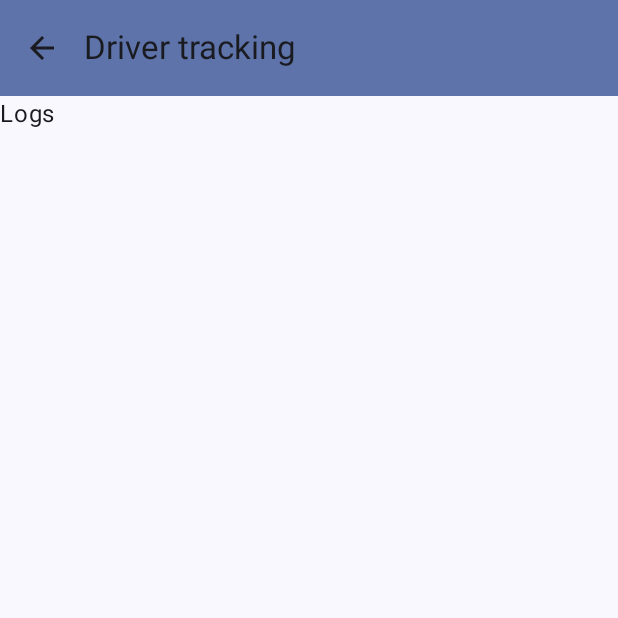
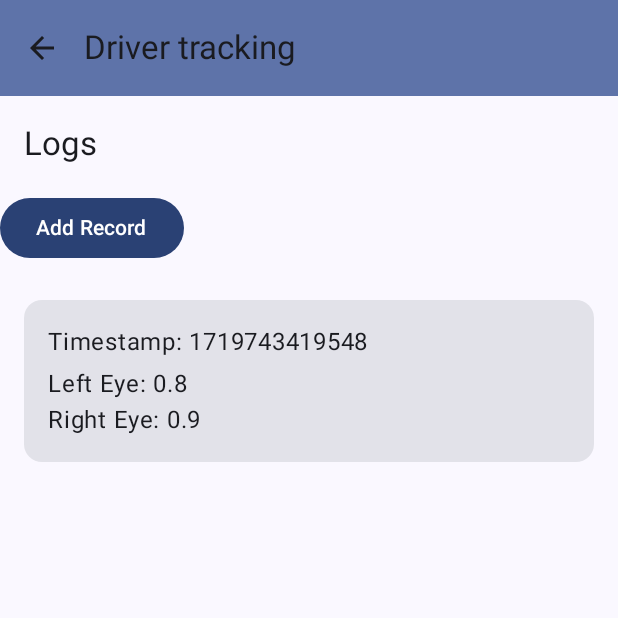
Before and after one commit to themat0/Driver-tracking, an Android app built with Jetpack Compose: the composable DriverApp shown on its own in the app's theme, after a tap on "Logs", on a phone screen of 412 x 824 dp, the top half of it. Run offline under Robolectric (Android 15) with nearby library versions, the phone set to English and light mode, and no system bars; our stand-ins replace Room's generated code, livedata-compose.

Commit message:
merge working over database into MLkit camera app with its 3 options in meanu, allowed by buttons. Move coop with sql room into "logs" subpage

```diff
--- a/app/src/main/java/com/example/drivertracking/HomeScreen.kt
+++ b/app/src/main/java/com/example/drivertracking/HomeScreen.kt
@@ -3,6 +3,7 @@ package com.example.drivertracking
 import androidx.annotation.StringRes
 import com.example.drivertracking.ui.CameraPreview
 import com.example.drivertracking.ui.SettingsScreen
+import com.example.drivertracking.ui.LogsScreen
 import androidx.compose.foundation.layout.Arrangement
 import androidx.compose.foundation.layout.Column
 import androidx.compose.foundation.layout.fillMaxSize
@@ -129,8 +130,9 @@ fun DriverApp(
                 CameraPreview()
             }
             composable(route = DriverScreen.Logs.name) {
-                Text(text = "Logs")
-                val context = LocalContext.current
+                LogsScreen()
+//                Text(text = "Logs")
+//                val context = LocalContext.current
             }
         }
     }
--- a/app/src/main/java/com/example/drivertracking/MainActivity.kt
+++ b/app/src/main/java/com/example/drivertracking/MainActivity.kt
@@ -19,7 +19,7 @@ class MainActivity : ComponentActivity() {
         super.onCreate(savedInstanceState)
         setContent {
             DriverTrackingTheme {
-                MainScreen()
+                DriverApp()
             }
         }
     }
@@ -50,7 +50,7 @@ fun MainScreen() {
                     val rightEyeOpenProbability = 0.9f // Replace with actual data
                     viewModel.insert(EyeOpennessRecord(timestamp = timestamp, leftEyeOpenProbability = leftEyeOpenProbability, rightEyeOpenProbability = rightEyeOpenProbability))
                 }) {
-                    Text("Add Eye Openness Record")
+                    Text("Add Record")
                 }
 
                 Spacer(modifier = Modifier.height(16.dp))
--- /dev/null
+++ b/app/src/main/java/com/example/drivertracking/ui/LogsScreen.kt
@@ -0,0 +1,83 @@
+package com.example.drivertracking.ui
+
+import androidx.compose.foundation.layout.*
+import androidx.compose.material3.*
+import androidx.compose.runtime.*
+import androidx.compose.runtime.livedata.observeAsState
+import androidx.compose.ui.Modifier
+import androidx.compose.ui.unit.dp
+import androidx.lifecycle.viewmodel.compose.viewModel
+import com.example.drivertracking.room.entities.EyeOpennessRecord
+import com.example.drivertracking.ui.theme.DriverTrackingTheme
+
+@OptIn(ExperimentalMaterial3Api::class)
+@Composable
+fun LogsScreen(viewModel: EyeOpennessViewModel = viewModel()) {
+    val records by viewModel.allRecords.observeAsState(emptyList())
+
+    Scaffold(
+        topBar = {
+            TopAppBar(
+                title = { Text("Logs") }
+            )
+        },
+        content = { padding ->
+            Column(
+                modifier = Modifier
+                    .fillMaxSize()
+                    .padding(padding)
+            ) {
+                // Add Record Button
+                AddRecordButton(viewModel)
+
+                Spacer(modifier = Modifier.height(16.dp))
+
+                // Display Records
+                DisplayRecords(records)
+            }
+        }
+    )
+}
+
+@OptIn(ExperimentalMaterial3Api::class)
+@Composable
+private fun AddRecordButton(viewModel: EyeOpennessViewModel) {
+    Button(
+        onClick = {
+            val timestamp = System.currentTimeMillis()
+            val leftEyeOpenProbability = 0.8f // Replace with actual data
+            val rightEyeOpenProbability = 0.9f // Replace with actual data
+            viewModel.insert(
+                EyeOpennessRecord(
+                    timestamp = timestamp,
+                    leftEyeOpenProbability = leftEyeOpenProbability,
+                    rightEyeOpenProbability = rightEyeOpenProbability
+                )
+            )
+        },
+//        colors = ButtonDefaults.buttonColors(backgroundColor = MaterialTheme.colors.primary)
+    ) {
+        Text("Add Record")
+    }
+}
+
+@OptIn(ExperimentalMaterial3Api::class)
+@Composable
+private fun DisplayRecords(records: List<EyeOpennessRecord>) {
+    Column {
+        records.forEach { record ->
+            Card(
+                modifier = Modifier
+                    .fillMaxWidth()
+                    .padding(vertical = 8.dp, horizontal = 16.dp)
+            ) {
+                Column(modifier = Modifier.padding(16.dp)) {
+                    Text("Timestamp: ${record.timestamp}")
+                    Spacer(modifier = Modifier.height(4.dp))
+                    Text("Left Eye: ${record.leftEyeOpenProbability}")
+                    Text("Right Eye: ${record.rightEyeOpenProbability}")
+                }
+            }
+        }
+    }
+}
```
